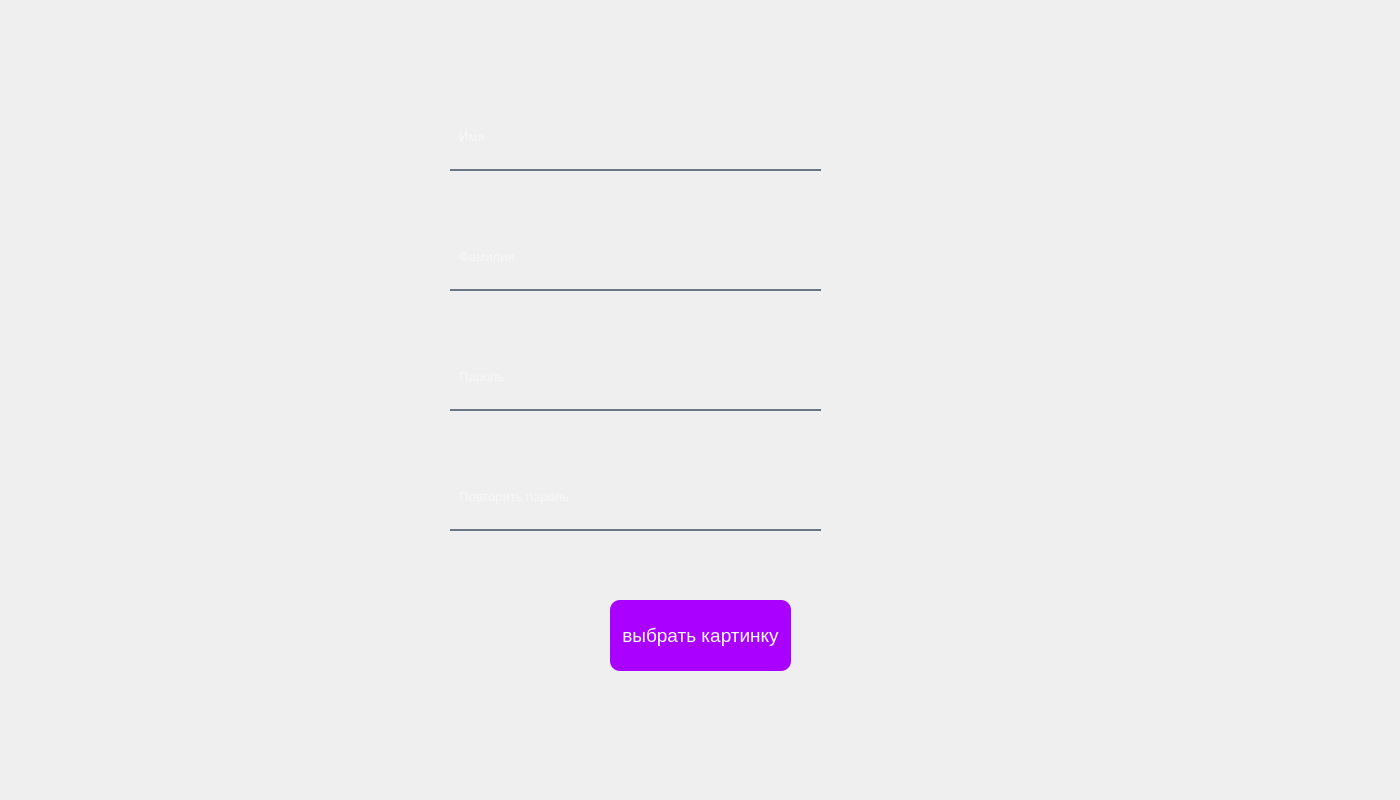
First picture: the form in Python_files/UI_files/ChangeMenu.ui, repository tixdim/QT_school, before the edit.
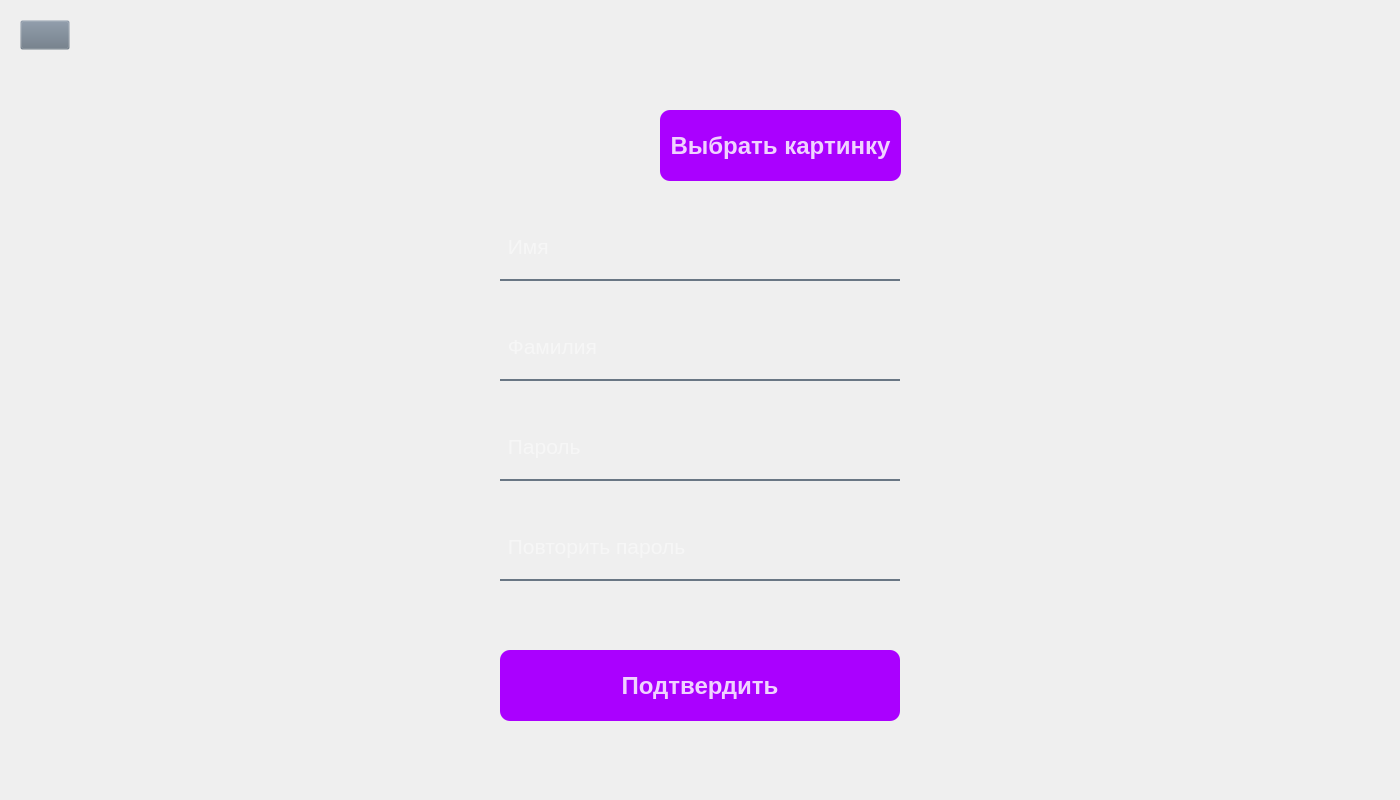
Second picture: the form after the edit. Icons and pictures are not drawn.

Patch:
```diff
--- a/Python_files/UI_files/ChangeMenu.ui
+++ b/Python_files/UI_files/ChangeMenu.ui
@@ -13,18 +13,48 @@
   <property name="windowTitle">
    <string>Form</string>
   </property>
-  <widget class="QLineEdit" name="user_name_2">
+  <property name="styleSheet">
+   <string notr="true">QPushButton#back{
+	background-color: rgba(105, 118, 132, 0);
+}
+QPushButton#back:pressed{
+	padding-left: 2px;
+	padding-top: 2px;
+}
+QPushButton#accept{
+	background-color: rgb(170, 0, 255);
+	border-radius:10px;
+	color: rgba(255, 255, 255, 210);
+}
+QPushButton#accept:pressed{
+	padding-left: 2px;
+	padding-top: 2px;
+}
+QPushButton#image_change_btn{
+	background-color: rgb(170, 0, 255);
+	border-radius: 10px;
+	color: rgba(255, 255, 255, 210);
+}
+QPushButton#image_change_btn:pressed{
+	padding-left: 2px;
+	padding-top: 2px;
+}</string>
+  </property>
+  <widget class="QLineEdit" name="user_name_label">
+   <property name="enabled">
+    <bool>true</bool>
+   </property>
    <property name="geometry">
     <rect>
-     <x>450</x>
-     <y>350</y>
-     <width>371</width>
+     <x>500</x>
+     <y>220</y>
+     <width>400</width>
      <height>61</height>
     </rect>
    </property>
    <property name="font">
     <font>
-     <pointsize>10</pointsize>
+     <pointsize>16</pointsize>
      <weight>50</weight>
      <bold>false</bold>
     </font>
@@ -36,25 +66,31 @@
 color: rgba(255, 255, 255, 230);
 padding-bottom: 7px;</string>
    </property>
+   <property name="text">
+    <string/>
+   </property>
    <property name="echoMode">
     <enum>QLineEdit::Password</enum>
    </property>
    <property name="placeholderText">
-    <string>  Пароль</string>
+    <string> Имя</string>
    </property>
   </widget>
-  <widget class="QLineEdit" name="user_name_3">
+  <widget class="QLineEdit" name="user_password2_label">
+   <property name="enabled">
+    <bool>true</bool>
+   </property>
    <property name="geometry">
     <rect>
-     <x>450</x>
-     <y>470</y>
-     <width>371</width>
+     <x>500</x>
+     <y>520</y>
+     <width>400</width>
      <height>61</height>
     </rect>
    </property>
    <property name="font">
     <font>
-     <pointsize>10</pointsize>
+     <pointsize>16</pointsize>
      <weight>50</weight>
      <bold>false</bold>
     </font>
@@ -70,21 +106,24 @@
     <enum>QLineEdit::Password</enum>
    </property>
    <property name="placeholderText">
-    <string>  Повторить пароль</string>
+    <string> Повторить пароль</string>
    </property>
   </widget>
-  <widget class="QLineEdit" name="user_name_4">
+  <widget class="QLineEdit" name="user_password1_label">
+   <property name="enabled">
+    <bool>true</bool>
+   </property>
    <property name="geometry">
     <rect>
-     <x>450</x>
-     <y>110</y>
-     <width>371</width>
+     <x>500</x>
+     <y>420</y>
+     <width>400</width>
      <height>61</height>
     </rect>
    </property>
    <property name="font">
     <font>
-     <pointsize>10</pointsize>
+     <pointsize>16</pointsize>
      <weight>50</weight>
      <bold>false</bold>
     </font>
@@ -97,21 +136,24 @@
 padding-bottom: 7px;</string>
    </property>
    <property name="placeholderText">
-    <string>  Имя</string>
+    <string> Пароль</string>
    </property>
   </widget>
-  <widget class="QLineEdit" name="user_name_5">
+  <widget class="QLineEdit" name="user_surname_label">
+   <property name="enabled">
+    <bool>true</bool>
+   </property>
    <property name="geometry">
     <rect>
-     <x>450</x>
-     <y>230</y>
-     <width>371</width>
+     <x>500</x>
+     <y>320</y>
+     <width>400</width>
      <height>61</height>
     </rect>
    </property>
    <property name="font">
     <font>
-     <pointsize>10</pointsize>
+     <pointsize>16</pointsize>
      <weight>50</weight>
      <bold>false</bold>
     </font>
@@ -124,14 +166,14 @@
 padding-bottom: 7px;</string>
    </property>
    <property name="placeholderText">
-    <string>  Фамилия</string>
+    <string> Фамилия</string>
    </property>
   </widget>
   <widget class="QLabel" name="user_icon">
    <property name="geometry">
     <rect>
-     <x>460</x>
-     <y>570</y>
+     <x>500</x>
+     <y>70</y>
      <width>120</width>
      <height>120</height>
     </rect>
@@ -149,30 +191,73 @@
    </property>
    <property name="geometry">
     <rect>
-     <x>610</x>
-     <y>600</y>
-     <width>181</width>
+     <x>660</x>
+     <y>110</y>
+     <width>241</width>
      <height>71</height>
     </rect>
    </property>
    <property name="font">
     <font>
-     <pointsize>14</pointsize>
+     <pointsize>18</pointsize>
+     <weight>75</weight>
+     <bold>true</bold>
     </font>
    </property>
    <property name="styleSheet">
-    <string notr="true">background-color: rgb(170, 0, 255);
-border-radius: 10px;
-color: rgb(255, 255, 255)</string>
+    <string notr="true"/>
    </property>
    <property name="text">
-    <string>выбрать картинку</string>
+    <string>Выбрать картинку</string>
    </property>
   </widget>
-  <zorder>user_name_2</zorder>
-  <zorder>user_name_3</zorder>
-  <zorder>user_name_4</zorder>
-  <zorder>user_name_5</zorder>
+  <widget class="QPushButton" name="accept">
+   <property name="geometry">
+    <rect>
+     <x>500</x>
+     <y>650</y>
+     <width>400</width>
+     <height>71</height>
+    </rect>
+   </property>
+   <property name="font">
+    <font>
+     <pointsize>18</pointsize>
+     <weight>75</weight>
+     <bold>true</bold>
+    </font>
+   </property>
+   <property name="text">
+    <string>Подтвердить</string>
+   </property>
+  </widget>
+  <widget class="QPushButton" name="back">
+   <property name="geometry">
+    <rect>
+     <x>20</x>
+     <y>20</y>
+     <width>50</width>
+     <height>30</height>
+    </rect>
+   </property>
+   <property name="text">
+    <string/>
+   </property>
+   <property name="icon">
+    <iconset>
+     <normaloff>../Images/right-arrows.png</normaloff>../Images/right-arrows.png</iconset>
+   </property>
+   <property name="iconSize">
+    <size>
+     <width>30</width>
+     <height>30</height>
+    </size>
+   </property>
+  </widget>
+  <zorder>user_name_label</zorder>
+  <zorder>user_password2_label</zorder>
+  <zorder>user_password1_label</zorder>
+  <zorder>user_surname_label</zorder>
   <zorder>image_change_btn</zorder>
   <zorder>user_icon</zorder>
  </widget>
```
Left out of the diff: 5 changed lines with no effect on the pictures.
